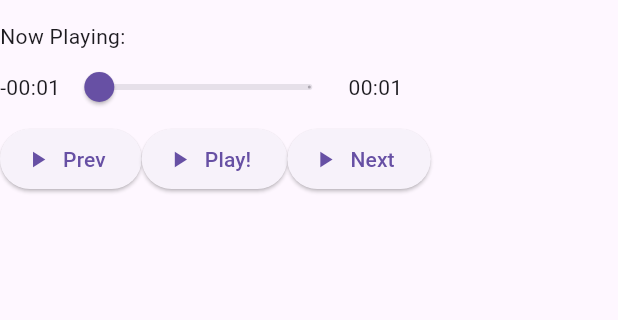
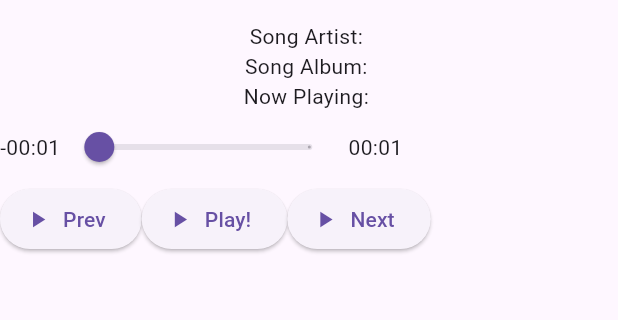
Before and after one commit to snacksbro/symphony, a Flutter app: the screen it shows after launch, on a phone screen of 412 x 824 dp, the part 63-383 px from its top. Run offline on Flutter 3.47's test engine with Material 3 defaults, Android fonts, the phone set to English and light mode, and no system bars; our stand-ins replace audioplayers.

Commit message:
feat(metadata): Make all song values display

```diff
--- a/lib/src/parse_metadata.dart
+++ b/lib/src/parse_metadata.dart
@@ -18,10 +18,6 @@ class MetaObject {
     songArtist = songMetadata[0];
     songAlbum = songMetadata[1];
     songTitle = songMetadata[2];
-  }
-
-  String getTitle() {
-    return songTitle;
   }
 
   // Future<Uint8List> loadSong() async {
--- a/lib/src/song_info.dart
+++ b/lib/src/song_info.dart
@@ -15,10 +15,11 @@ class _SongInfoState extends State<SongInfo> {
     return FutureBuilder<void>(
         future: realTitle.initialize(),
         builder: (context, snapshot) {
-          // realTitle.initialize();
-          print("Song title" + realTitle.songArtist);
-          return Row(
-              children: <Widget>[Text('Now Playing: ${realTitle.songTitle}')]);
+          return Column(children: <Widget>[
+            Text('Song Artist: ${realTitle.songArtist}'),
+            Text('Song Album: ${realTitle.songAlbum}'),
+            Text('Now Playing: ${realTitle.songTitle}')
+          ]);
         });
   }
 }
```
